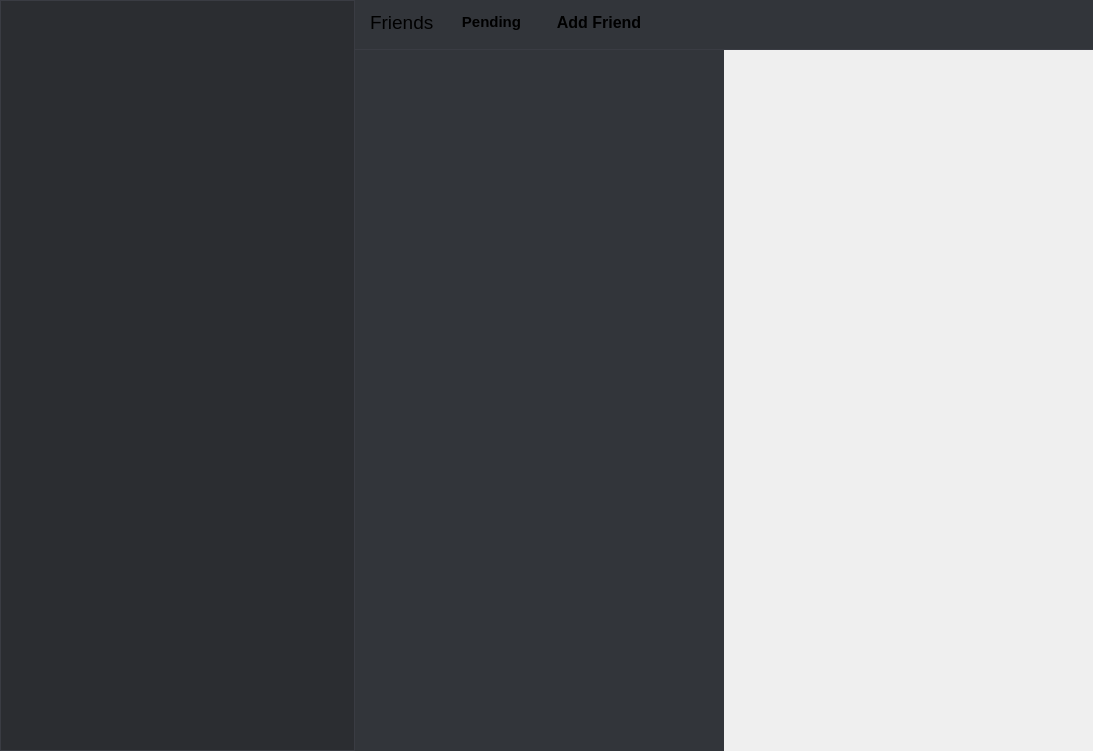
Before: the Qt Designer form mainwindow.ui in Didi305/Discard, drawn with Qt 5.
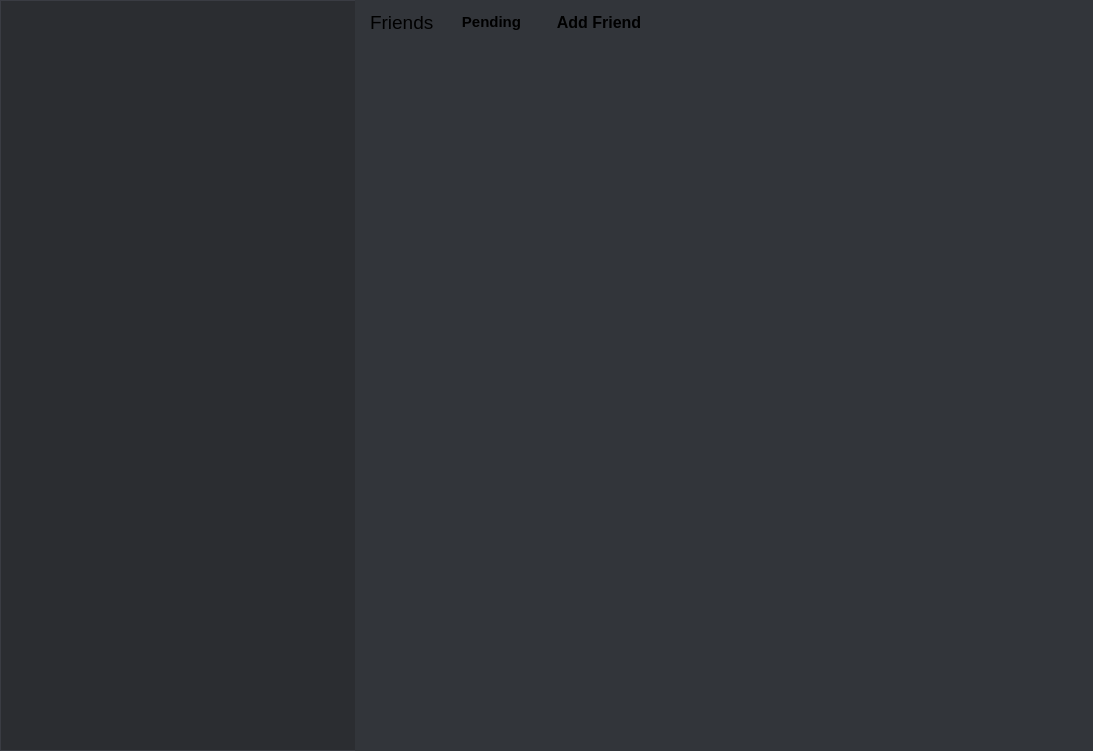
After: the same form once the commit is applied. Icons and pictures are not drawn.

Patch:
```diff
--- a/mainwindow.ui
+++ b/mainwindow.ui
@@ -13,10 +13,19 @@
   <property name="windowTitle">
    <string>Discard</string>
   </property>
-  <property name="windowIcon">
-   <iconset theme="QIcon::ThemeIcon::AddressBookNew"/>
+  <property name="styleSheet">
+   <string notr="true"/>
+  </property>
+  <property name="iconSize">
+   <size>
+    <width>64</width>
+    <height>64</height>
+   </size>
   </property>
   <widget class="QWidget" name="mainContainer">
+   <property name="styleSheet">
+    <string notr="true"/>
+   </property>
    <layout class="QHBoxLayout" name="horizontalLayout_3">
     <property name="spacing">
      <number>0</number>
@@ -518,7 +527,9 @@
         <property name="styleSheet">
          <string notr="true">background-color: #2b2d31;
 
-border: 1px solid #3a3c43;</string>
+border: 1px solid #3a3c43;
+
+border-right: none;</string>
         </property>
        </widget>
       </item>
@@ -527,11 +538,14 @@
     <item>
      <widget class="QStackedWidget" name="topBarColumnsContainer">
       <property name="styleSheet">
-       <string notr="true"/>
+       <string notr="true">background-color: #32353a;</string>
       </property>
       <widget class="QWidget" name="friends">
        <property name="autoFillBackground">
-        <bool>true</bool>
+        <bool>false</bool>
+       </property>
+       <property name="styleSheet">
+        <string notr="true"/>
        </property>
        <layout class="QVBoxLayout" name="verticalLayout_4">
         <property name="spacing">
@@ -560,11 +574,11 @@
           <property name="layoutDirection">
            <enum>Qt::LayoutDirection::LeftToRight</enum>
           </property>
+          <property name="autoFillBackground">
+           <bool>false</bool>
+          </property>
           <property name="styleSheet">
-           <string notr="true">#topBarFrame {
-    border-bottom:1px solid #3a3c43;
-	background: #32353a;
-}</string>
+           <string notr="true"/>
           </property>
           <property name="frameShape">
            <enum>QFrame::Shape::NoFrame</enum>
@@ -720,7 +734,7 @@
         <item>
          <widget class="QWidget" name="columnsContainer" native="true">
           <property name="autoFillBackground">
-           <bool>true</bool>
+           <bool>false</bool>
           </property>
           <property name="styleSheet">
            <string notr="true"/>
@@ -840,11 +854,17 @@
                 </palette>
                </property>
                <property name="autoFillBackground">
-                <bool>true</bool>
+                <bool>false</bool>
                </property>
                <property name="styleSheet">
                 <string notr="true"/>
                </property>
+               <property name="lineWidth">
+                <number>0</number>
+               </property>
+               <property name="midLineWidth">
+                <number>0</number>
+               </property>
                <property name="currentIndex">
                 <number>-1</number>
                </property>
@@ -857,6 +877,9 @@
              <property name="spacing">
               <number>0</number>
              </property>
+             <property name="leftMargin">
+              <number>0</number>
+             </property>
             </layout>
            </item>
           </layout>
```
